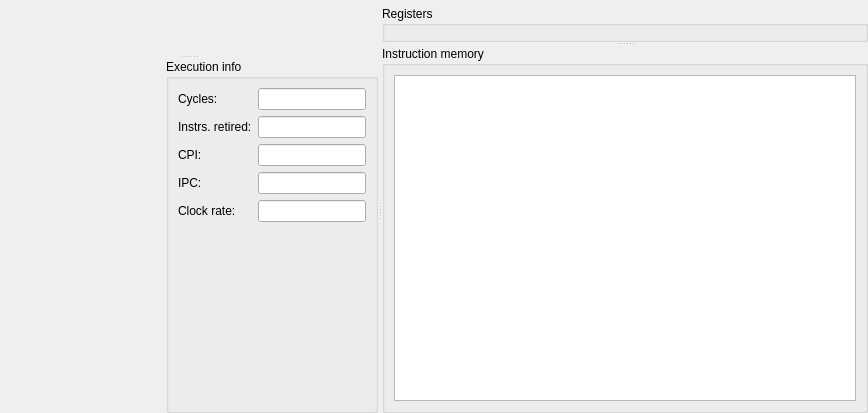
Before: the Qt Designer form src/processortab.ui in mortbopet/Ripes, drawn with Qt 5.
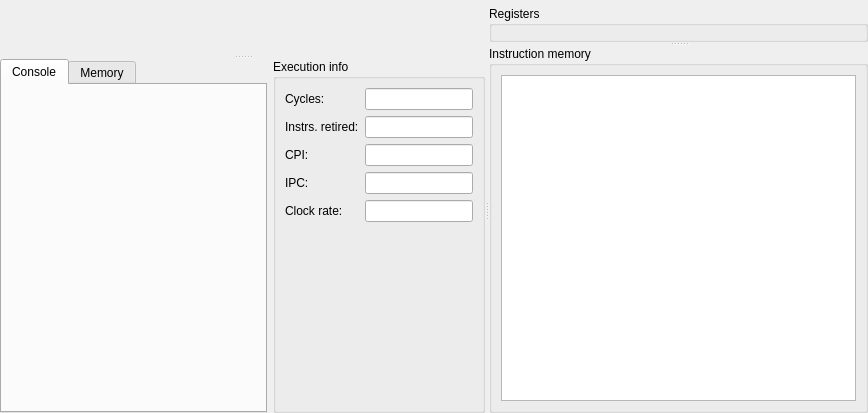
After: the same form once the commit is applied. Custom widgets are drawn as their Qt base class.

Commit message: Also add a memory viewer in the processor tab

What changed in the file:
```diff
--- a/src/processortab.ui
+++ b/src/processortab.ui
@@ -46,7 +46,31 @@
       <widget class="QWidget" name="horizontalLayoutWidget_2">
        <layout class="QHBoxLayout" name="horizontalLayout_2" stretch="0,0">
         <item>
-         <widget class="ConsoleWidget" name="console" native="true"/>
+         <widget class="QTabWidget" name="tabWidget">
+          <property name="currentIndex">
+           <number>0</number>
+          </property>
+          <widget class="QWidget" name="tab">
+           <attribute name="title">
+            <string>Console</string>
+           </attribute>
+           <layout class="QGridLayout" name="gridLayout_5">
+            <item row="0" column="0">
+             <widget class="ConsoleWidget" name="console" native="true"/>
+            </item>
+           </layout>
+          </widget>
+          <widget class="QWidget" name="tab_2">
+           <attribute name="title">
+            <string>Memory</string>
+           </attribute>
+           <layout class="QGridLayout" name="gridLayout_6">
+            <item row="0" column="0">
+             <widget class="MemoryViewerWidget" name="widget" native="true"/>
+            </item>
+           </layout>
+          </widget>
+         </widget>
         </item>
         <item>
          <widget class="QGroupBox" name="groupBox_2">
@@ -333,6 +357,12 @@
    <header>consolewidget.h</header>
    <container>1</container>
   </customwidget>
+  <customwidget>
+   <class>MemoryViewerWidget</class>
+   <extends>QWidget</extends>
+   <header>memoryviewerwidget.h</header>
+   <container>1</container>
+  </customwidget>
  </customwidgets>
  <resources/>
  <connections/>
```
